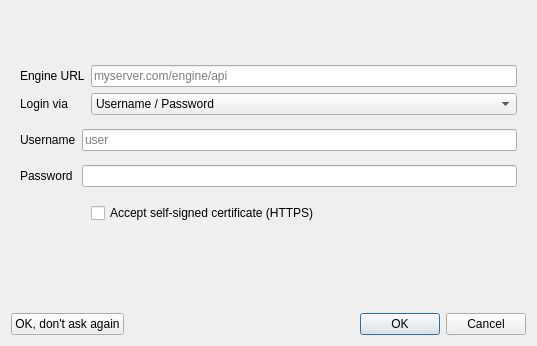
Before: the Qt Designer form src/engine/enginestartdialog.ui in GAMS-dev/studio, drawn with Qt 5.
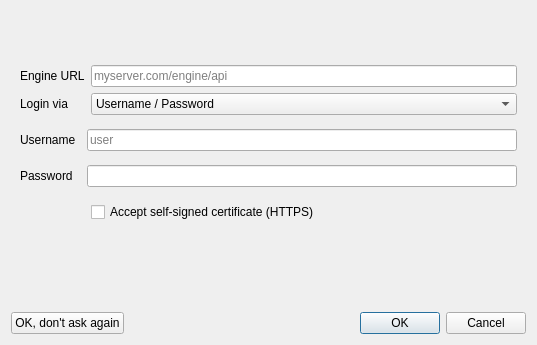
After: the same form once the commit is applied. The open tabs and pages were chosen to show the change. Icons and pictures are not drawn.

Commit message: fixed alignment issue in engine dialog

What changed in the file:
```diff
--- a/src/engine/enginestartdialog.ui
+++ b/src/engine/enginestartdialog.ui
@@ -10,7 +10,7 @@
     <x>0</x>
     <y>0</y>
     <width>537</width>
-    <height>346</height>
+    <height>345</height>
    </rect>
   </property>
   <property name="sizePolicy">
@@ -29,7 +29,7 @@
       <number>1</number>
      </property>
      <widget class="QWidget" name="pageLogin">
-      <layout class="QGridLayout" name="gridLayout" columnstretch="0,0">
+      <layout class="QGridLayout" name="gridLayout" columnstretch="1,7">
        <property name="topMargin">
         <number>0</number>
        </property>
@@ -95,7 +95,7 @@
           <number>2</number>
          </property>
          <widget class="QWidget" name="pageUserPw">
-          <layout class="QGridLayout" name="gridLayout_5">
+          <layout class="QGridLayout" name="gridLayout_5" columnstretch="1,7">
            <property name="leftMargin">
             <number>0</number>
            </property>
```
Left out of the diff: 8 changed lines with no effect on the pictures.
